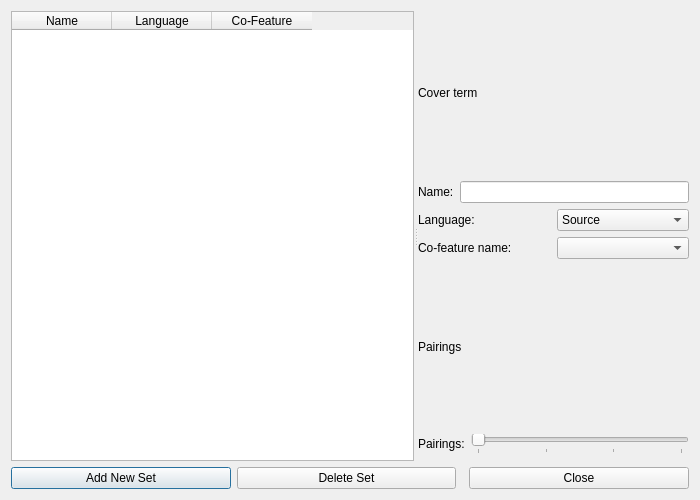
Qt form Dev/Lib/Windows/DisjointFeaturesEditor.ui (rmlockwood/FLExTrans) before a commit.
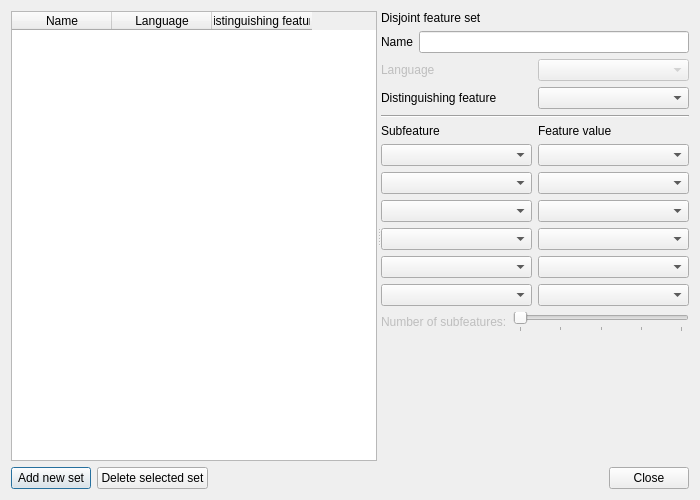
The same form after that commit.

What changed in the file:
```diff
--- a/Dev/Lib/Windows/DisjointFeaturesEditor.ui
+++ b/Dev/Lib/Windows/DisjointFeaturesEditor.ui
@@ -20,60 +20,128 @@
      <widget class="QTableWidget" name="sets_table">
       <column><property name="text"><string>Name</string></property></column>
       <column><property name="text"><string>Language</string></property></column>
-      <column><property name="text"><string>Co-Feature</string></property></column>
+      <column><property name="text"><string>Distinguishing feature</string></property></column>
      </widget>
      <widget class="QWidget" name="editorPane">
       <layout class="QVBoxLayout" name="editorLayout">
-       <item><widget class="QLabel" name="coverTermLabel"><property name="text"><string>Cover term</string></property></widget></item>
+       <item>
+        <widget class="QLabel" name="coverTermLabel">
+         <property name="text"><string>Disjoint feature set</string></property>
+        </widget>
+       </item>
        <item>
         <layout class="QHBoxLayout" name="nameLayout">
-         <item><widget class="QLabel" name="nameLabel"><property name="text"><string>Name:</string></property></widget></item>
+         <item><widget class="QLabel" name="nameLabel"><property name="text"><string>Name</string></property></widget></item>
          <item><widget class="QLineEdit" name="name_field"/></item>
         </layout>
        </item>
        <item>
         <layout class="QHBoxLayout" name="langLayout">
-         <item><widget class="QLabel" name="langLabel"><property name="text"><string>Language:</string></property></widget></item>
+         <item>
+          <widget class="QLabel" name="langLabel">
+           <property name="enabled"><bool>false</bool></property>
+           <property name="text"><string>Language</string></property>
+          </widget>
+         </item>
          <item>
           <widget class="QComboBox" name="language_combo">
-           <item><property name="text"><string>Source</string></property></item>
-           <item><property name="text"><string>Target</string></property></item>
+           <property name="enabled"><bool>false</bool></property>
           </widget>
          </item>
         </layout>
        </item>
        <item>
         <layout class="QHBoxLayout" name="cofeatureLayout">
-         <item><widget class="QLabel" name="cofeatureLabel"><property name="text"><string>Co-feature name:</string></property></widget></item>
+         <item><widget class="QLabel" name="cofeatureLabel"><property name="text"><string>Distinguishing feature</string></property></widget></item>
          <item><widget class="QComboBox" name="cofeature_combo"/></item>
         </layout>
        </item>
-       <item><widget class="QLabel" name="pairingsLabel"><property name="text"><string>Pairings</string></property></widget></item>
+       <item>
+        <widget class="QFrame" name="separator">
+         <property name="frameShape"><enum>QFrame::Shape::HLine</enum></property>
+         <property name="frameShadow"><enum>QFrame::Shadow::Sunken</enum></property>
+        </widget>
+       </item>
+       <item>
+        <layout class="QGridLayout" name="pairingsGrid">
+         <item row="0" column="0"><widget class="QLabel" name="subfeatureHeader"><property name="text"><string>Subfeature</string></property></widget></item>
+         <item row="0" column="1"><widget class="QLabel" name="valueHeader"><property name="text"><string>Feature value</string></property></widget></item>
+         <item row="1" column="0"><widget class="QComboBox" name="feature_combo_1"/></item>
+         <item row="1" column="1"><widget class="QComboBox" name="value_combo_1"/></item>
+         <item row="2" column="0"><widget class="QComboBox" name="feature_combo_2"/></item>
+         <item row="2" column="1"><widget class="QComboBox" name="value_combo_2"/></item>
+         <item row="3" column="0"><widget class="QComboBox" name="feature_combo_3"/></item>
+         <item row="3" column="1"><widget class="QComboBox" name="value_combo_3"/></item>
+         <item row="4" column="0"><widget class="QComboBox" name="feature_combo_4"/></item>
+         <item row="4" column="1"><widget class="QComboBox" name="value_combo_4"/></item>
+         <item row="5" column="0"><widget class="QComboBox" name="feature_combo_5"/></item>
+         <item row="5" column="1"><widget class="QComboBox" name="value_combo_5"/></item>
+         <item row="6" column="0"><widget class="QComboBox" name="feature_combo_6"/></item>
+         <item row="6" column="1"><widget class="QComboBox" name="value_combo_6"/></item>
+        </layout>
+       </item>
        <item>
         <layout class="QHBoxLayout" name="sliderLayout">
-         <item><widget class="QLabel" name="sliderLabel"><property name="text"><string>Pairings:</string></property></widget></item>
          <item>
-          <widget class="QSlider" name="pairing_slider">
-           <property name="minimum"><number>3</number></property>
-           <property name="maximum"><number>6</number></property>
-           <property name="value"><number>3</number></property>
-           <property name="orientation"><enum>Qt::Orientation::Horizontal</enum></property>
-           <property name="tickPosition"><enum>QSlider::TickPosition::TicksBelow</enum></property>
-           <property name="tickInterval"><number>1</number></property>
+          <widget class="QLabel" name="sliderLabel">
+           <property name="enabled"><bool>false</bool></property>
+           <property name="text"><string>Number of subfeatures:</string></property>
+          </widget>
+         </item>
+         <item>
+          <widget class="QWidget" name="sliderBox" native="true">
+           <layout class="QVBoxLayout" name="sliderBoxLayout">
+            <property name="spacing"><number>0</number></property>
+            <property name="leftMargin"><number>0</number></property>
+            <property name="topMargin"><number>0</number></property>
+            <property name="rightMargin"><number>0</number></property>
+            <property name="bottomMargin"><number>0</number></property>
+            <item>
+             <widget class="QSlider" name="pairing_slider">
+              <property name="enabled"><bool>false</bool></property>
+              <property name="minimum"><number>2</number></property>
+              <property name="maximum"><number>6</number></property>
+              <property name="value"><number>2</number></property>
+              <property name="orientation"><enum>Qt::Orientation::Horizontal</enum></property>
+              <property name="tickPosition"><enum>QSlider::TickPosition::TicksBelow</enum></property>
+              <property name="tickInterval"><number>1</number></property>
+             </widget>
+            </item>
+            <item>
+             <widget class="QWidget" name="sliderNumbersContainer" native="true">
+              <layout class="QHBoxLayout" name="sliderNumbersLayout">
+               <property name="leftMargin"><number>0</number></property>
+               <property name="topMargin"><number>0</number></property>
+               <property name="rightMargin"><number>0</number></property>
+               <property name="bottomMargin"><number>0</number></property>
+              </layout>
+             </widget>
+            </item>
+           </layout>
           </widget>
          </item>
         </layout>
        </item>
-       <item><spacer><property name="orientation"><enum>Qt::Orientation::Vertical</enum></property></spacer></item>
+       <item>
+        <spacer name="editorSpacer">
+         <property name="orientation"><enum>Qt::Orientation::Vertical</enum></property>
+         <property name="sizeHint" stdset="0"><size><width>20</width><height>40</height></size></property>
+        </spacer>
+       </item>
       </layout>
      </widget>
     </widget>
    </item>
    <item>
     <layout class="QHBoxLayout" name="buttonLayout">
-     <item><widget class="QPushButton" name="add_button"><property name="text"><string>Add New Set</string></property></widget></item>
-     <item><widget class="QPushButton" name="delete_button"><property name="text"><string>Delete Set</string></property></widget></item>
-     <item><spacer><property name="orientation"><enum>Qt::Orientation::Horizontal</enum></property></spacer></item>
+     <item><widget class="QPushButton" name="add_button"><property name="text"><string>Add new set</string></property></widget></item>
+     <item><widget class="QPushButton" name="delete_button"><property name="text"><string>Delete selected set</string></property></widget></item>
+     <item>
+      <spacer name="buttonSpacer">
+       <property name="orientation"><enum>Qt::Orientation::Horizontal</enum></property>
+       <property name="sizeHint" stdset="0"><size><width>40</width><height>20</height></size></property>
+      </spacer>
+     </item>
      <item><widget class="QPushButton" name="close_button"><property name="text"><string>Close</string></property></widget></item>
     </layout>
    </item>
```
Left out of the diff: 9 changed lines with no effect on the pictures.
